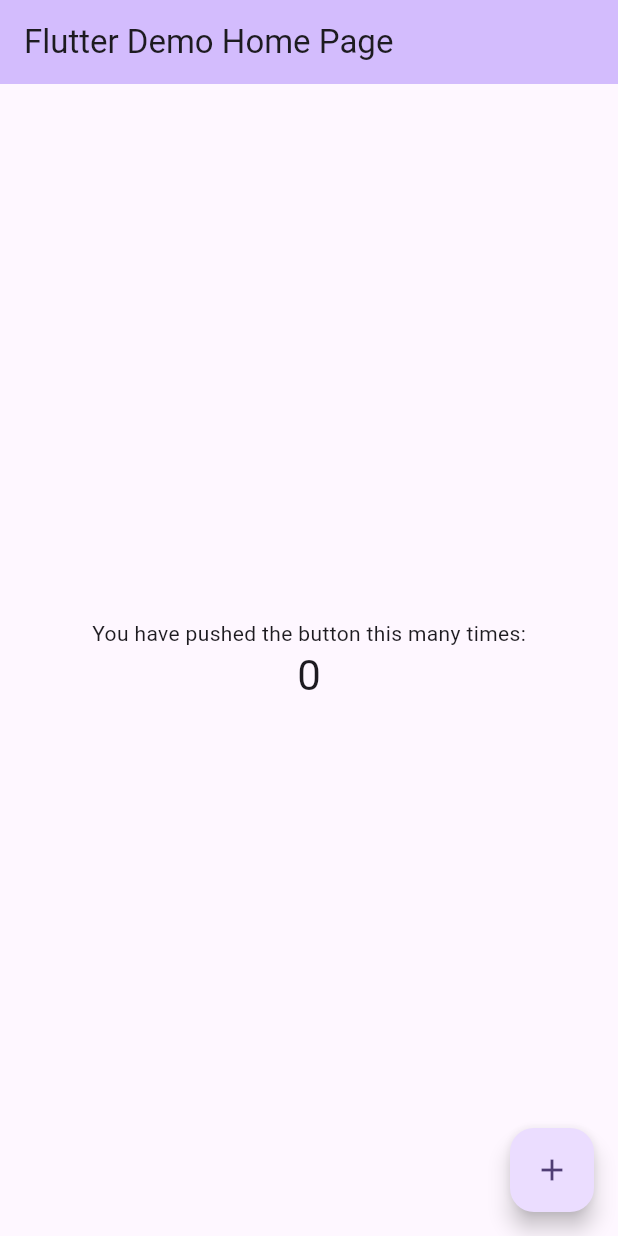
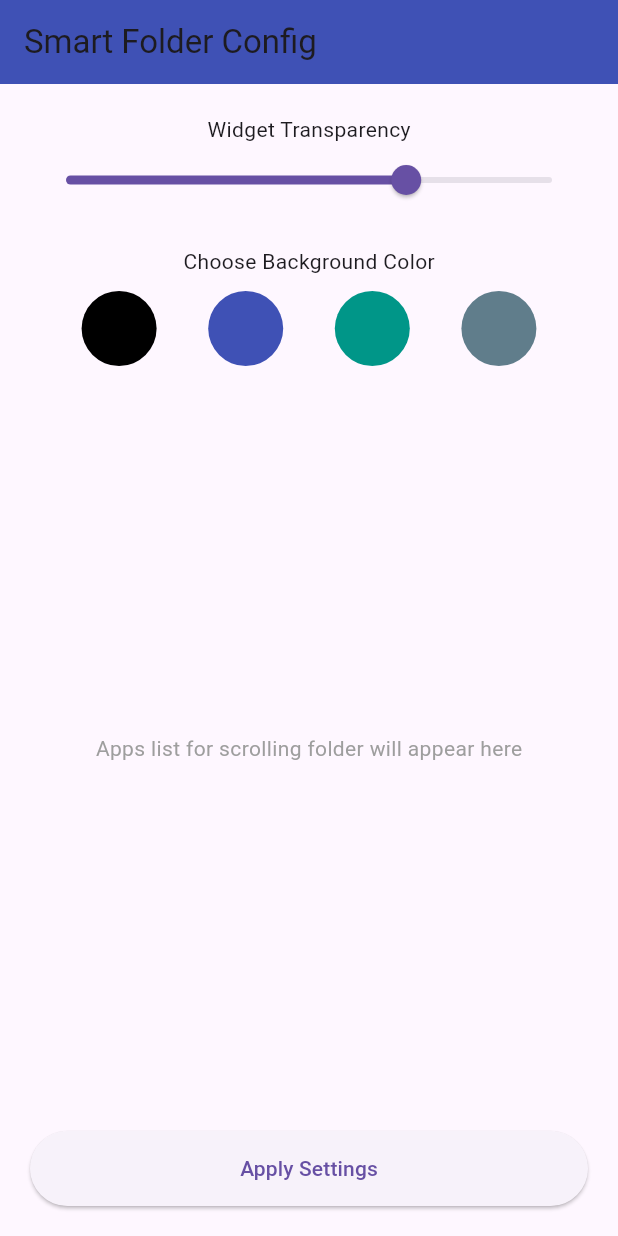
Before and after one commit to 24gameloft-droid/mywidgets, a Flutter app: the screen it shows after launch, on a phone screen of 412 x 824 dp. Run offline on Flutter 3.47's test engine with Material 3 defaults, Android fonts, the phone set to English and light mode, and no system bars.

```diff
--- a/lib/main.dart
+++ b/lib/main.dart
@@ -1,122 +1,61 @@
 import 'package:flutter/material.dart';
 
 void main() {
-  runApp(const MyApp());
+  runApp(const MaterialApp(
+    home: FolderSettings(),
+    debugShowCheckedModeBanner: false,
+  ));
 }
 
-class MyApp extends StatelessWidget {
-  const MyApp({super.key});
-
-  // This widget is the root of your application.
+class FolderSettings extends StatefulWidget {
+  const FolderSettings({super.key});
   @override
-  Widget build(BuildContext context) {
-    return MaterialApp(
-      title: 'Flutter Demo',
-      theme: ThemeData(
-        // This is the theme of your application.
-        //
-        // TRY THIS: Try running your application with "flutter run". You'll see
-        // the application has a purple toolbar. Then, without quitting the app,
-        // try changing the seedColor in the colorScheme below to Colors.green
-        // and then invoke "hot reload" (save your changes or press the "hot
-        // reload" button in a Flutter-supported IDE, or press "r" if you used
-        // the command line to start the app).
-        //
-        // Notice that the counter didn't reset back to zero; the application
-        // state is not lost during the reload. To reset the state, use hot
-        // restart instead.
-        //
-        // This works for code too, not just values: Most code changes can be
-        // tested with just a hot reload.
-        colorScheme: .fromSeed(seedColor: Colors.deepPurple),
-      ),
-      home: const MyHomePage(title: 'Flutter Demo Home Page'),
-    );
-  }
+  State<FolderSettings> createState() => _FolderSettingsState();
 }
 
-class MyHomePage extends StatefulWidget {
-  const MyHomePage({super.key, required this.title});
-
-  // This widget is the home page of your application. It is stateful, meaning
-  // that it has a State object (defined below) that contains fields that affect
-  // how it looks.
-
-  // This class is the configuration for the state. It holds the values (in this
-  // case the title) provided by the parent (in this case the App widget) and
-  // used by the build method of the State. Fields in a Widget subclass are
-  // always marked "final".
-
-  final String title;
-
-  @override
-  State<MyHomePage> createState() => _MyHomePageState();
-}
-
-class _MyHomePageState extends State<MyHomePage> {
-  int _counter = 0;
-
-  void _incrementCounter() {
-    setState(() {
-      // This call to setState tells the Flutter framework that something has
-      // changed in this State, which causes it to rerun the build method below
-      // so that the display can reflect the updated values. If we changed
-      // _counter without calling setState(), then the build method would not be
-      // called again, and so nothing would appear to happen.
-      _counter++;
-    });
-  }
+class _FolderSettingsState extends State<FolderSettings> {
+  double _opacity = 0.7;
+  Color _selectedColor = Colors.indigo;
 
   @override
   Widget build(BuildContext context) {
-    // This method is rerun every time setState is called, for instance as done
-    // by the _incrementCounter method above.
-    //
-    // The Flutter framework has been optimized to make rerunning build methods
-    // fast, so that you can just rebuild anything that needs updating rather
-    // than having to individually change instances of widgets.
     return Scaffold(
       appBar: AppBar(
-        // TRY THIS: Try changing the color here to a specific color (to
-        // Colors.amber, perhaps?) and trigger a hot reload to see the AppBar
-        // change color while the other colors stay the same.
-        backgroundColor: Theme.of(context).colorScheme.inversePrimary,
-        // Here we take the value from the MyHomePage object that was created by
-        // the App.build method, and use it to set our appbar title.
-        title: Text(widget.title),
+        title: const Text("Smart Folder Config"),
+        backgroundColor: _selectedColor,
       ),
-      body: Center(
-        // Center is a layout widget. It takes a single child and positions it
-        // in the middle of the parent.
+      body: Padding(
+        padding: const EdgeInsets.all(20.0),
         child: Column(
-          // Column is also a layout widget. It takes a list of children and
-          // arranges them vertically. By default, it sizes itself to fit its
-          // children horizontally, and tries to be as tall as its parent.
-          //
-          // Column has various properties to control how it sizes itself and
-          // how it positions its children. Here we use mainAxisAlignment to
-          // center the children vertically; the main axis here is the vertical
-          // axis because Columns are vertical (the cross axis would be
-          // horizontal).
-          //
-          // TRY THIS: Invoke "debug painting" (choose the "Toggle Debug Paint"
-          // action in the IDE, or press "p" in the console), to see the
-          // wireframe for each widget.
-          mainAxisAlignment: .center,
           children: [
-            const Text('You have pushed the button this many times:'),
-            Text(
-              '$_counter',
-              style: Theme.of(context).textTheme.headlineMedium,
+            const Text("Widget Transparency"),
+            Slider(
+              value: _opacity,
+              onChanged: (value) => setState(() => _opacity = value),
+            ),
+            const SizedBox(height: 20),
+            const Text("Choose Background Color"),
+            const SizedBox(height: 10),
+            Row(
+              mainAxisAlignment: MainAxisAlignment.spaceEvenly,
+              children: [Colors.black, Colors.indigo, Colors.teal, Colors.blueGrey].map((color) {
+                return GestureDetector(
+                  onTap: () => setState(() => _selectedColor = color),
+                  child: CircleAvatar(backgroundColor: color, radius: 25),
+                );
+              }).toList(),
+            ),
+            const Spacer(),
+            const Text("Apps list for scrolling folder will appear here", style: TextStyle(color: Colors.grey)),
+            const Spacer(),
+            ElevatedButton(
+              style: ElevatedButton.styleFrom(minimumSize: const Size(double.infinity, 50)),
+              onPressed: () {},
+              child: const Text("Apply Settings"),
             ),
           ],
         ),
       ),
-      floatingActionButton: FloatingActionButton(
-        onPressed: _incrementCounter,
-        tooltip: 'Increment',
-        child: const Icon(Icons.add),
-      ),
     );
   }
 }
```
Also changed, not shown: pubspec.yaml (+1 -7 lines).
